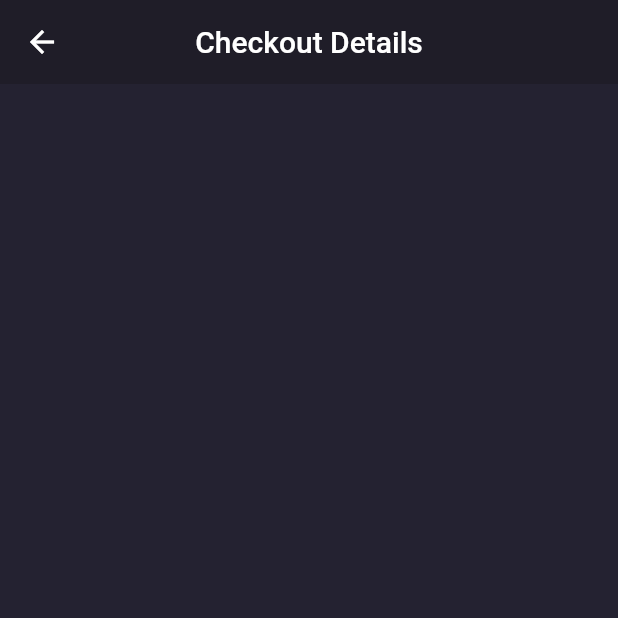
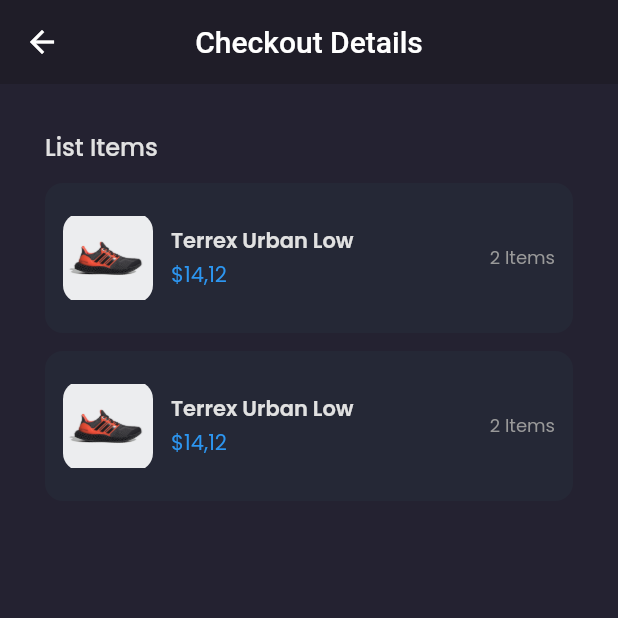
Before and after one commit to sabilimaulana/shamo-flutter, a Flutter app: the CheckoutPage screen opened by its route, on a phone screen of 412 x 824 dp, the top half of it. Run offline on Flutter 3.47's test engine with Material 2 defaults, Android fonts, the phone set to English and light mode, and no system bars; our stand-ins replace carousel_slider, google_fonts.

Commit message:
Slicing : Checkout Page Bagian Items

```diff
--- a/lib/pages/checkout_page.dart
+++ b/lib/pages/checkout_page.dart
@@ -1,5 +1,6 @@
 import 'package:flutter/material.dart';
 import 'package:shamo/theme.dart';
+import 'package:shamo/widgets/checkout_card.dart';
 
 class CheckoutPage extends StatelessWidget {
   const CheckoutPage({Key? key}) : super(key: key);
@@ -17,9 +18,36 @@ class CheckoutPage extends StatelessWidget {
       );
     }
 
+    Widget content() {
+      return ListView(
+        padding: EdgeInsets.symmetric(horizontal: defaultMargin),
+        children: [
+          // NOTE : LIST ITEMS
+          Container(
+            margin: EdgeInsets.only(top: defaultMargin),
+            child: Column(
+              crossAxisAlignment: CrossAxisAlignment.start,
+              children: [
+                Text(
+                  'List Items',
+                  style: primaryTextStyle.copyWith(
+                    fontSize: 16,
+                    fontWeight: medium,
+                  ),
+                ),
+                const CheckoutCard(),
+                const CheckoutCard(),
+              ],
+            ),
+          )
+        ],
+      );
+    }
+
     return Scaffold(
       backgroundColor: backgroundColor3,
       appBar: header(),
+      body: content(),
     );
   }
 }
--- /dev/null
+++ b/lib/widgets/checkout_card.dart
@@ -0,0 +1,68 @@
+import 'package:flutter/material.dart';
+import 'package:shamo/theme.dart';
+
+class CheckoutCard extends StatelessWidget {
+  const CheckoutCard({Key? key}) : super(key: key);
+
+  @override
+  Widget build(BuildContext context) {
+    return Container(
+      margin: const EdgeInsets.only(top: 12),
+      padding: const EdgeInsets.symmetric(
+        vertical: 20,
+        horizontal: 12,
+      ),
+      decoration: BoxDecoration(
+        color: backgroundColor4,
+        borderRadius: BorderRadius.circular(12),
+      ),
+      child: Row(
+        children: [
+          Container(
+            width: 60,
+            height: 60,
+            decoration: BoxDecoration(
+              borderRadius: BorderRadius.circular(12),
+              image: const DecorationImage(
+                image: AssetImage('assets/image_shoes.png'),
+              ),
+            ),
+          ),
+          const SizedBox(
+            width: 12,
+          ),
+          Expanded(
+            child: Column(
+              crossAxisAlignment: CrossAxisAlignment.start,
+              children: [
+                Text(
+                  'Terrex Urban Low',
+                  style: primaryTextStyle.copyWith(
+                    fontWeight: semiBold,
+                  ),
+                  overflow: TextOverflow.ellipsis,
+                ),
+                const SizedBox(
+                  height: 2,
+                ),
+                Text(
+                  '\$14,12',
+                  style: priceTextStyle,
+                )
+              ],
+            ),
+          ),
+          const SizedBox(
+            width: 12,
+          ),
+          Text(
+            '2 Items',
+            style: secondaryTextStyle.copyWith(
+              fontSize: 12,
+            ),
+          )
+        ],
+      ),
+    );
+  }
+}
```
